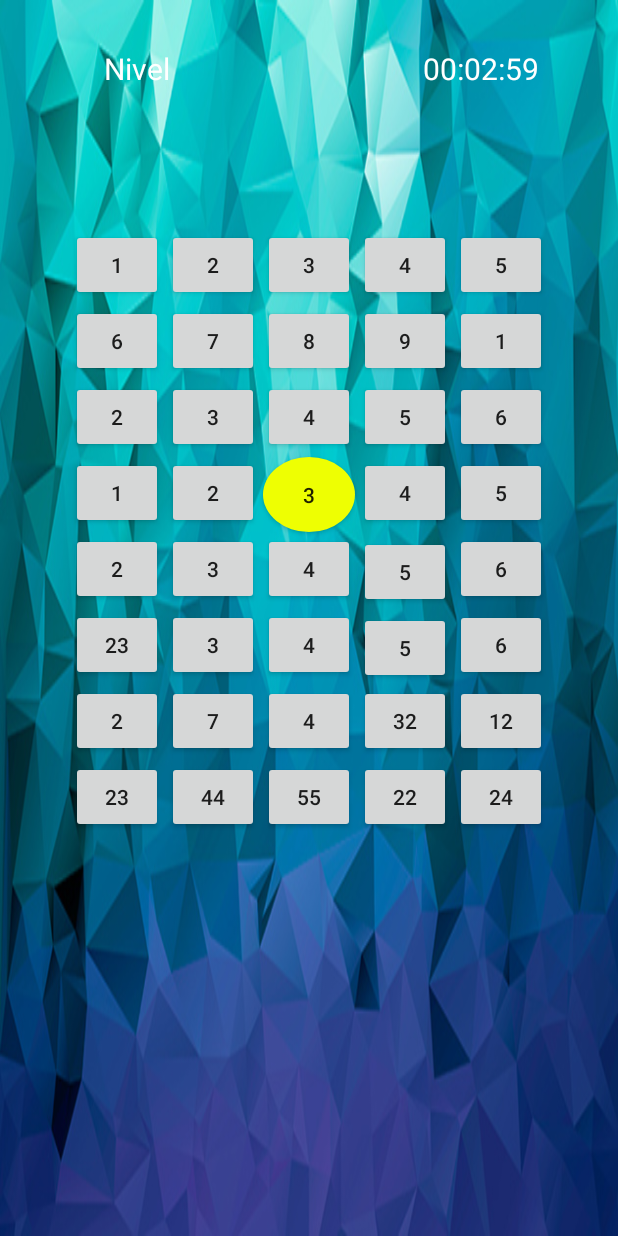
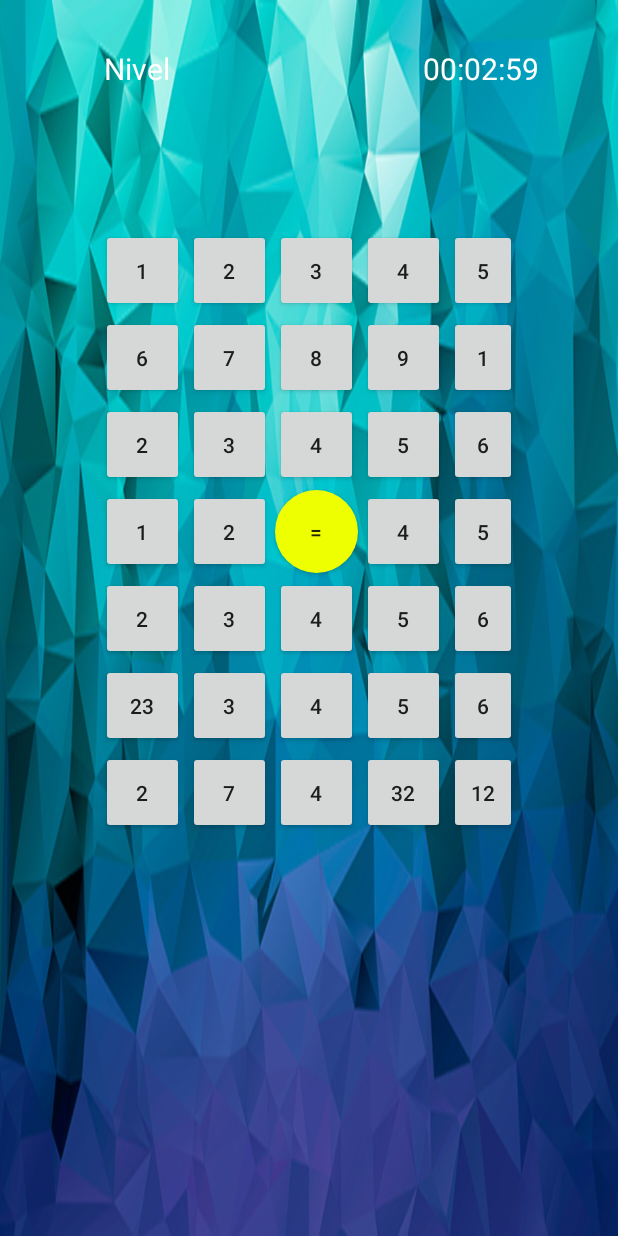
Before and after one commit to arielmmonestel/AGILE, an Android app: the game screen opened directly, with no data from a screen before it, on a phone screen of 412 x 824 dp. Run offline under Robolectric (Android 15) with nearby library versions, the light colour scheme and no system bars.

Commit message:
hice mas pequeños los botones

```diff
--- a/app/src/main/res/layout/activity_game.xml
+++ b/app/src/main/res/layout/activity_game.xml
@@ -56,7 +56,7 @@
         android:textColor="#ffffff" />
 
     <RelativeLayout
-        android:layout_width="320dp"
+        android:layout_width="280dp"
         android:layout_height="match_parent"
         android:layout_below="@+id/operacion"
         android:layout_centerInParent="true"
@@ -66,8 +66,8 @@
 
         <Button
             style="?android:attr/buttonStyleSmall"
-            android:layout_width="61dp"
-            android:layout_height="wrap_content"
+            android:layout_width="55dp"
+            android:layout_height="55dp"
             android:onClick="colocarNumero"
             android:text="1"
             android:id="@+id/button1"
@@ -76,8 +76,8 @@
             android:layout_margin="1dp" />
         <Button
             style="?android:attr/buttonStyleSmall"
-            android:layout_width="61dp"
-            android:layout_height="wrap_content"
+            android:layout_width="55dp"
+            android:layout_height="55dp"
             android:onClick="colocarNumero"
             android:text="2"
             android:id="@+id/button2"
@@ -86,8 +86,8 @@
             android:layout_margin="1dp" />
         <Button
             style="?android:attr/buttonStyleSmall"
-            android:layout_width="61dp"
-            android:layout_height="wrap_content"
+            android:layout_width="55dp"
+            android:layout_height="55dp"
             android:onClick="colocarNumero"
             android:text="3"
             android:id="@+id/button3"
@@ -97,8 +97,8 @@
 
         <Button
             style="?android:attr/buttonStyleSmall"
-            android:layout_width="61dp"
-            android:layout_height="wrap_content"
+            android:layout_width="55dp"
+            android:layout_height="55dp"
             android:onClick="colocarNumero"
             android:text="4"
             android:id="@+id/button4"
@@ -107,8 +107,8 @@
             android:layout_margin="1dp" />
         <Button
             style="?android:attr/buttonStyleSmall"
-            android:layout_width="61dp"
-            android:layout_height="wrap_content"
+            android:layout_width="55dp"
+            android:layout_height="55dp"
             android:onClick="colocarNumero"
             android:text="5"
             android:id="@+id/button5"
@@ -117,8 +117,8 @@
             android:layout_margin="1dp" />
         <Button
             style="?android:attr/buttonStyleSmall"
-            android:layout_width="61dp"
-            android:layout_height="wrap_content"
+            android:layout_width="55dp"
+            android:layout_height="55dp"
             android:onClick="colocarNumero"
             android:text="6"
             android:id="@+id/button6"
@@ -128,8 +128,8 @@
 
         <Button
             style="?android:attr/buttonStyleSmall"
-            android:layout_width="61dp"
-            android:layout_height="wrap_content"
+            android:layout_width="55dp"
+            android:layout_height="55dp"
             android:onClick="colocarNumero"
             android:text="7"
             android:id="@+id/button7"
@@ -139,8 +139,8 @@
 
         <Button
             style="?android:attr/buttonStyleSmall"
-            android:layout_width="61dp"
-            android:layout_height="wrap_content"
+            android:layout_width="55dp"
+            android:layout_height="55dp"
             android:onClick="colocarNumero"
             android:text="8"
             android:id="@+id/button8"
@@ -149,8 +149,8 @@
             android:layout_margin="1dp" />
         <Button
             style="?android:attr/buttonStyleSmall"
-            android:layout_width="61dp"
-            android:layout_height="wrap_content"
+            android:layout_width="55dp"
+            android:layout_height="55dp"
             android:onClick="colocarNumero"
             android:text="9"
             android:id="@+id/button9"
@@ -159,8 +159,8 @@
             android:layout_margin="1dp" />
         <Button
             style="?android:attr/buttonStyleSmall"
-            android:layout_width="61dp"
-            android:layout_height="wrap_content"
+            android:layout_width="55dp"
+            android:layout_height="55dp"
             android:onClick="colocarNumero"
             android:text="1"
             android:id="@+id/button10"
@@ -171,8 +171,8 @@
 
         <Button
             style="?android:attr/buttonStyleSmall"
-            android:layout_width="61dp"
-            android:layout_height="wrap_content"
+            android:layout_width="55dp"
+            android:layout_height="55dp"
             android:onClick="colocarNumero"
             android:text="2"
             android:id="@+id/button11"
@@ -182,8 +182,8 @@
 
         <Button
             style="?android:attr/buttonStyleSmall"
-            android:layout_width="61dp"
-            android:layout_height="wrap_content"
+            android:layout_width="55dp"
+            android:layout_height="55dp"
             android:onClick="colocarNumero"
             android:text="3"
             android:id="@+id/button12"
@@ -193,8 +193,8 @@
 
         <Button
             style="?android:attr/buttonStyleSmall"
-            android:layout_width="61dp"
-            android:layout_height="wrap_content"
+            android:layout_width="55dp"
+            android:layout_height="55dp"
             android:onClick="colocarNumero"
             android:text="4"
             android:id="@+id/button13"
@@ -203,8 +203,8 @@
             android:layout_margin="1dp" />
         <Button
             style="?android:attr/buttonStyleSmall"
-            android:layout_width="61dp"
-            android:layout_height="wrap_content"
+            android:layout_width="55dp"
+            android:layout_height="55dp"
             android:onClick="colocarNumero"
             android:text="5"
             android:id="@+id/button14"
@@ -213,8 +213,8 @@
             android:layout_margin="1dp" />
         <Button
             style="?android:attr/buttonStyleSmall"
-            android:layout_width="61dp"
-            android:layout_height="wrap_content"
+            android:layout_width="55dp"
+            android:layout_height="55dp"
             android:onClick="colocarNumero"
             android:text="6"
             android:id="@+id/button15"
@@ -224,8 +224,8 @@
 
         <Button
             style="?android:attr/buttonStyleSmall"
-            android:layout_width="61dp"
-            android:layout_height="wrap_content"
+            android:layout_width="55dp"
+            android:layout_height="55dp"
             android:onClick="colocarNumero"
             android:text="1"
             android:id="@+id/button16"
@@ -235,8 +235,8 @@
 
         <Button
             style="?android:attr/buttonStyleSmall"
-            android:layout_width="61dp"
-            android:layout_height="wrap_content"
+            android:layout_width="55dp"
+            android:layout_height="55dp"
             android:onClick="colocarNumero"
             android:text="2"
             android:id="@+id/button17"
@@ -246,10 +246,10 @@
 
         <Button
             style="?android:attr/buttonStyleSmall"
-            android:layout_width="61dp"
-            android:layout_height="wrap_content"
+            android:layout_width="55dp"
+            android:layout_height="55dp"
             android:onClick="colocarNumero"
-            android:text="3"
+            android:text="="
             android:id="@+id/button18"
             android:layout_toEndOf="@+id/button17"
             android:layout_below="@+id/button13"
@@ -257,8 +257,8 @@
             android:background="@drawable/btn_circle_default" />
         <Button
             style="?android:attr/buttonStyleSmall"
-            android:layout_width="61dp"
-            android:layout_height="wrap_content"
+            android:layout_width="55dp"
+            android:layout_height="55dp"
             android:onClick="colocarNumero"
             android:text="4"
             android:id="@+id/button19"
@@ -267,8 +267,8 @@
             android:layout_margin="1dp" />
         <Button
             style="?android:attr/buttonStyleSmall"
-            android:layout_width="61dp"
-            android:layout_height="wrap_content"
+            android:layout_width="55dp"
+            android:layout_height="55dp"
             android:onClick="colocarNumero"
             android:text="5"
             android:id="@+id/button20"
@@ -279,8 +279,8 @@
 
         <Button
             style="?android:attr/buttonStyleSmall"
-            android:layout_width="61dp"
-            android:layout_height="wrap_content"
+            android:layout_width="55dp"
+            android:layout_height="55dp"
             android:onClick="colocarNumero"
             android:text="2"
             android:id="@+id/button21"
@@ -290,8 +290,8 @@
 
         <Button
             style="?android:attr/buttonStyleSmall"
-            android:layout_width="61dp"
-            android:layout_height="wrap_content"
+            android:layout_width="55dp"
+            android:layout_height="55dp"
             android:onClick="colocarNumero"
             android:text="3"
             android:id="@+id/button22"
@@ -301,8 +301,8 @@
 
         <Button
             style="?android:attr/buttonStyleSmall"
-            android:layout_width="61dp"
-            android:layout_height="wrap_content"
+            android:layout_width="55dp"
+            android:layout_height="55dp"
             android:onClick="colocarNumero"
             android:text="4"
             android:id="@+id/button23"
@@ -311,8 +311,8 @@
             android:layout_margin="1dp" />
         <Button
             style="?android:attr/buttonStyleSmall"
-            android:layout_width="61dp"
-            android:layout_height="wrap_content"
+            android:layout_width="55dp"
+            android:layout_height="55dp"
             android:onClick="colocarNumero"
             android:text="5"
             android:id="@+id/button24"
@@ -321,8 +321,8 @@
             android:layout_margin="1dp" />
         <Button
             style="?android:attr/buttonStyleSmall"
-            android:layout_width="61dp"
-            android:layout_height="wrap_content"
+            android:layout_width="55dp"
+            android:layout_height="55dp"
             android:onClick="colocarNumero"
             android:text="6"
             android:id="@+id/button25"
@@ -333,8 +333,8 @@
 
         <Button
             style="?android:attr/buttonStyleSmall"
-            android:layout_width="61dp"
-            android:layout_height="wrap_content"
+            android:layout_width="55dp"
+            android:layout_height="55dp"
             android:onClick="colocarNumero"
             android:text="23"
             android:id="@+id/button26"
@@ -344,8 +344,8 @@
 
         <Button
             style="?android:attr/buttonStyleSmall"
-            android:layout_width="61dp"
-            android:layout_height="wrap_content"
+            android:layout_width="55dp"
+            android:layout_height="55dp"
             android:onClick="colocarNumero"
             android:text="3"
             android:id="@+id/button27"
@@ -355,8 +355,8 @@
 
         <Button
             style="?android:attr/buttonStyleSmall"
-            android:layout_width="61dp"
-            android:layout_height="wrap_content"
+            android:layout_width="55dp"
+            android:layout_height="55dp"
             android:onClick="colocarNumero"
             android:text="4"
             android:id="@+id/button28"
@@ -365,8 +365,8 @@
             android:layout_margin="1dp" />
         <Button
             style="?android:attr/buttonStyleSmall"
-            android:layout_width="61dp"
-            android:layout_height="wrap_content"
+            android:layout_width="55dp"
+            android:layout_height="55dp"
             android:onClick="colocarNumero"
             android:text="5"
             android:id="@+id/button29"
@@ -375,8 +375,8 @@
             android:layout_margin="1dp" />
         <Button
             style="?android:attr/buttonStyleSmall"
-            android:layout_width="61dp"
-            android:layout_height="wrap_content"
+            android:layout_width="55dp"
+            android:layout_height="55dp"
             android:onClick="colocarNumero"
             android:text="6"
             android:id="@+id/button30"
@@ -386,8 +386,8 @@
 
         <Button
             style="?android:attr/buttonStyleSmall"
-            android:layout_width="61dp"
-            android:layout_height="wrap_content"
+            android:layout_width="55dp"
+            android:layout_height="55dp"
             android:onClick="colocarNumero"
             android:text="2"
             android:id="@+id/button31"
@@ -397,8 +397,8 @@
 
         <Button
             style="?android:attr/buttonStyleSmall"
-            android:layout_width="61dp"
-            android:layout_height="wrap_content"
+            android:layout_width="55dp"
+            android:layout_height="55dp"
             android:onClick="colocarNumero"
             android:text="7"
             android:id="@+id/button32"
@@ -408,8 +408,8 @@
 
         <Button
             style="?android:attr/buttonStyleSmall"
-            android:layout_width="61dp"
-            android:layout_height="wrap_content"
+            android:layout_width="55dp"
+            android:layout_height="55dp"
             android:onClick="colocarNumero"
             android:text="4"
             android:id="@+id/button33"
@@ -418,8 +418,8 @@
             android:layout_margin="1dp" />
         <Button
             style="?android:attr/buttonStyleSmall"
-            android:layout_width="61dp"
-            android:layout_height="wrap_content"
+            android:layout_width="55dp"
+            android:layout_height="55dp"
             android:onClick="colocarNumero"
             android:text="32"
             android:id="@+id/button34"
@@ -428,8 +428,8 @@
             android:layout_margin="1dp" />
         <Button
             style="?android:attr/buttonStyleSmall"
-            android:layout_width="61dp"
-            android:layout_height="wrap_content"
+            android:layout_width="55dp"
+            android:layout_height="55dp"
             android:onClick="colocarNumero"
             android:text="12"
             android:id="@+id/button35"
@@ -438,62 +438,6 @@
             android:layout_margin="1dp" />
 
 
-        <Button
-            style="?android:attr/buttonStyleSmall"
-            android:layout_width="61dp"
-            android:layout_height="wrap_content"
-            android:onClick="colocarNumero"
-            android:text="23"
-            android:id="@+id/button36"
-            android:layout_alignParentLeft="true"
-            android:layout_below="@+id/button31"
-            android:layout_margin="1dp" />
-
-        <Button
-            style="?android:attr/buttonStyleSmall"
-            android:layout_width="61dp"
-            android:layout_height="wrap_content"
-            android:onClick="colocarNumero"
-            android:text="44"
-            android:id="@+id/button37"
-            android:layout_toEndOf="@+id/button36"
-            android:layout_below="@+id/button32"
-            android:layout_margin="1dp" />
-
-        <Button
-            style="?android:attr/buttonStyleSmall"
-            android:layout_width="61dp"
-            android:layout_height="wrap_content"
-            android:onClick="colocarNumero"
-            android:text="55"
-            android:id="@+id/button38"
-            android:layout_toEndOf="@+id/button37"
-            android:layout_below="@+id/button33"
-            android:layout_margin="1dp" />
-        <Button
-            style="?android:attr/buttonStyleSmall"
-            android:layout_width="61dp"
-            android:layout_height="wrap_content"
-            android:onClick="colocarNumero"
-            android:text="22"
-            android:id="@+id/button39"
-            android:layout_toEndOf="@+id/button38"
-            android:layout_below="@+id/button34"
-            android:layout_margin="1dp" />
-        <Button
-            style="?android:attr/buttonStyleSmall"
-            android:layout_width="61dp"
-            android:layout_height="wrap_content"
-            android:onClick="colocarNumero"
-            android:text="24"
-            android:id="@+id/button40"
-            android:layout_toEndOf="@+id/button39"
-            android:layout_below="@+id/button35"
-            android:layout_margin="1dp" />
-
-
-
-
     </RelativeLayout>
 
 </RelativeLayout>
```
